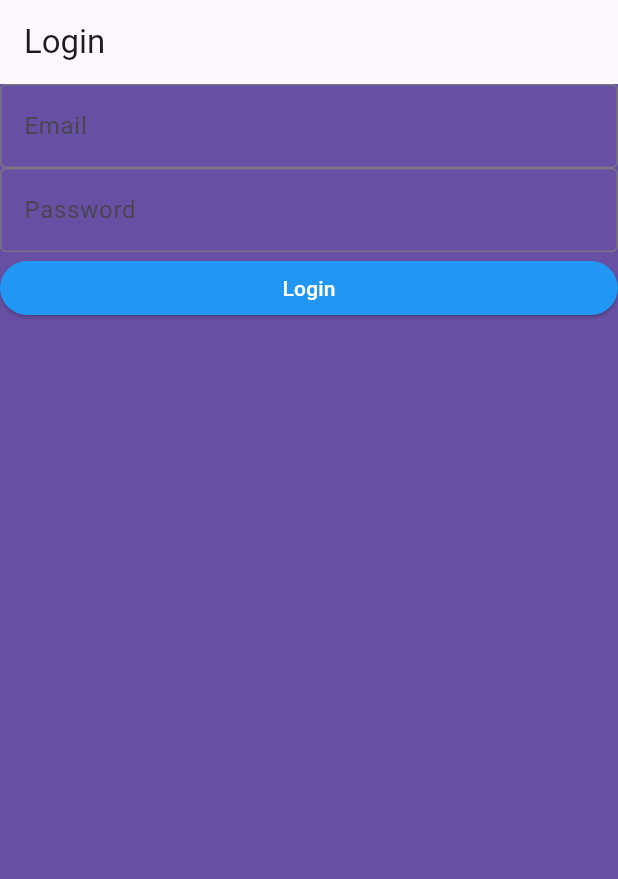
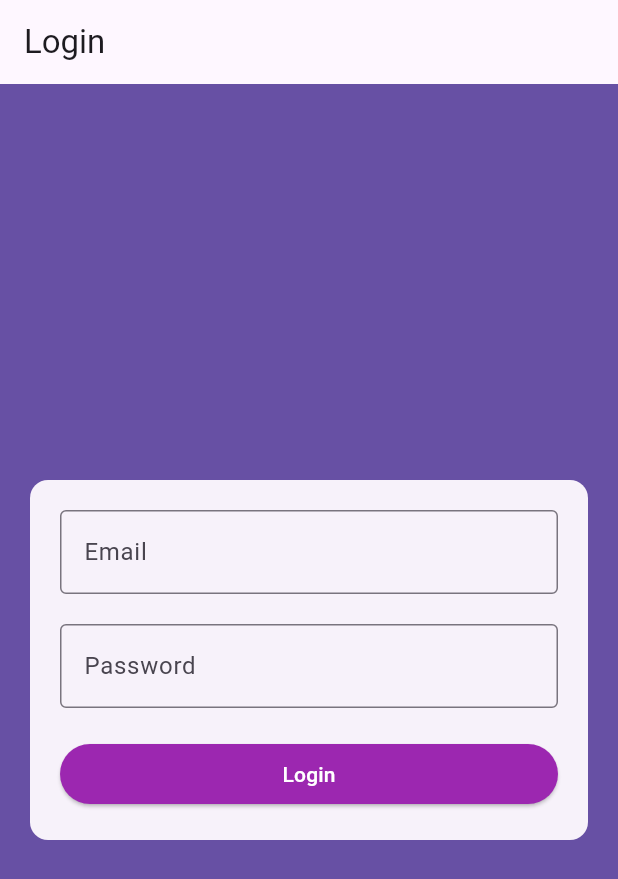
Before and after one commit to Soloctg/First-App, a Flutter app: the screen it shows after launch, on a phone screen of 412 x 824 dp. Shown: the top 879 px of the screen. Run offline on Flutter 3.47's test engine with Material 3 defaults, Android fonts, the phone set to English and light mode, and no system bars.

Commit message:
Styling Flutter Forms

```diff
--- a/food/lib/main.dart
+++ b/food/lib/main.dart
@@ -13,8 +13,17 @@ class MyApp extends StatelessWidget {
       title: 'Welcome to Flutterr',
       home: Scaffold(
         appBar: AppBar(title: Text('Login')),
+
         body: Container(
           color: Theme.of(context).primaryColor,
+          child: Column(
+            mainAxisAlignment: MainAxisAlignment.center,
+            children: <Widget>[
+              Card(
+                elevation: 0,
+                margin: EdgeInsets.only(left: 20, right: 20),
+                child: Padding(
+                  padding: EdgeInsets.all(20.0),
                   child: Column(
                     children: <Widget>[
                       TextField(
@@ -24,6 +33,7 @@ class MyApp extends StatelessWidget {
                           labelText: 'Email',
                         ),
                       ),
+                      SizedBox(height: 20), // Acts as a spacer
                       TextField(
                         keyboardType: TextInputType.visiblePassword,
                         decoration: InputDecoration(
@@ -31,15 +41,20 @@ class MyApp extends StatelessWidget {
                           labelText: 'Password',
                         ),
                       ),
+                      SizedBox(height: 20), // Acts as a spacer
                       ElevatedButton(
                         onPressed: () {
                           print('Login button pressed');
                         },
                         child: Text('Login'),
                         style: ElevatedButton.styleFrom(
-                  backgroundColor: Colors.blue,
+                          backgroundColor: Colors.purple,
                           foregroundColor: Colors.white,
-                  minimumSize: Size(double.infinity, 36),
+                          minimumSize: Size(double.infinity, 40),
+                        ),
+                      ),
+                    ],
+                  ),
                 ),
               ),
             ],
```
Also changed, not shown: food/web_entrypoint.dart (added). Lines whose indentation alone changed are shown as unchanged.
